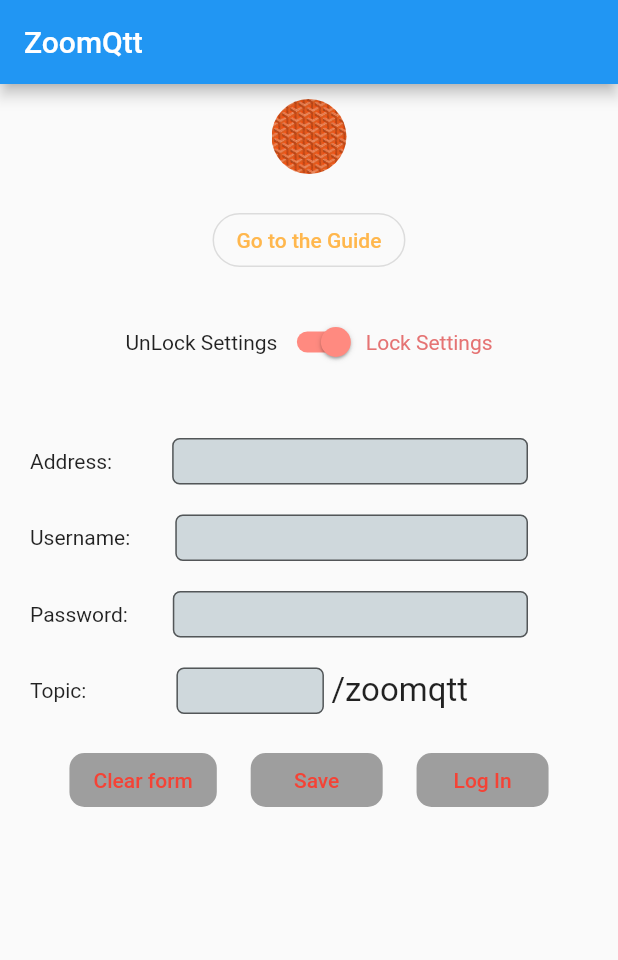
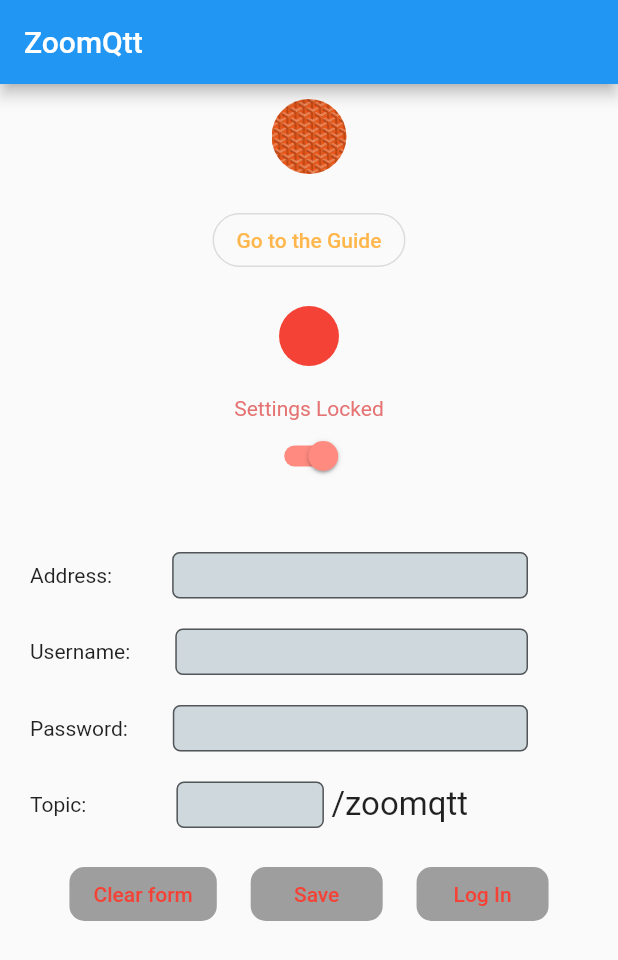
Before and after one commit to t0mer/ZoomQtt, a Flutter app: the screen it shows after launch, on a phone screen of 412 x 824 dp. Shown: the top 960 px of the screen. Run offline on Flutter 3.47's test engine with Material 2 defaults, Android fonts, the phone set to English and light mode, and no system bars; our stand-ins replace shared_preferences; missing offline and left inert: mqtt_client.

Commit message:
dartTheme + connect icon

```diff
--- a/lib/main.dart
+++ b/lib/main.dart
@@ -16,10 +16,8 @@ class MyApp extends StatelessWidget {
       create: (context) => MqttService(),
       child: MaterialApp(
         title: 'ZoomQtt',
-        theme: ThemeData(
-          primarySwatch: Colors.blue,
-          visualDensity: VisualDensity.adaptivePlatformDensity,
-        ),
+        theme: ThemeData.light(),
+        darkTheme: ThemeData.dark(),
         routes: {
           ZoomQtt.id: (context) => ZoomQtt(title: 'ZoomQtt'),
         },
--- a/lib/screens/zoomQtt.dart
+++ b/lib/screens/zoomQtt.dart
@@ -104,13 +104,26 @@ class _ZoomQttState extends State<ZoomQtt> {
                       },
                       child: Text('Go to the Guide')),
                   SizedBox(height: 20),
-                  Row(
+                  InkWell(
+                    child: Container(
+                      padding: const EdgeInsets.all(
+                          20.0), //I used some padding without fixed width and height
+                      decoration: new BoxDecoration(
+                        shape: BoxShape.circle,
+                        color: mqttData.isConnected ? Colors.green : Colors.red,
+                      ),
+                    ),
+                  ),
+                  SizedBox(height: 20),
+                  Column(
                     mainAxisAlignment: MainAxisAlignment.center,
                     children: <Widget>[
                       Text(
-                        "UnLock Settings",
+                        !settingLock ? "Settings Unlocked" : "Settings Locked",
                         style: TextStyle(
-                            color: settingLock ? null : Colors.green[900]),
+                            color: settingLock
+                                ? Colors.red[300]
+                                : Colors.green[900]),
                       ),
                       Switch(
                         value: settingLock,
@@ -122,11 +135,6 @@ class _ZoomQttState extends State<ZoomQtt> {
                         activeTrackColor: Colors.redAccent[100],
                         activeColor: Colors.redAccent[100],
                         inactiveTrackColor: Colors.green[900],
-                      ),
-                      Text(
-                        "Lock Settings",
-                        style: TextStyle(
-                            color: settingLock ? Colors.red[300] : null),
                       ),
                     ],
                   ),
--- a/lib/settings/mqttService.dart
+++ b/lib/settings/mqttService.dart
@@ -10,6 +10,7 @@ import 'package:url_launcher/url_launcher.dart';
 class MqttService extends ChangeNotifier {
   String messageReciver;
   bool isNew = false;
+  bool isConnected = false;
   Future<MqttServerClient> connect(String username, String password,
       String brokerUrl, String clientID, String topic) async {
     MqttServerClient client =
@@ -72,11 +73,15 @@ class MqttService extends ChangeNotifier {
   // connection succeeded
   void onConnected() {
     print('Connected');
+    isConnected = true;
+    notifyListeners();
   }
 
 // unconnected
   void onDisconnected() {
     print('Disconnected');
+    isConnected = false;
+    notifyListeners();
   }
 
 // subscribe to topic succeeded
```
Also changed, not shown: 3 other files.
